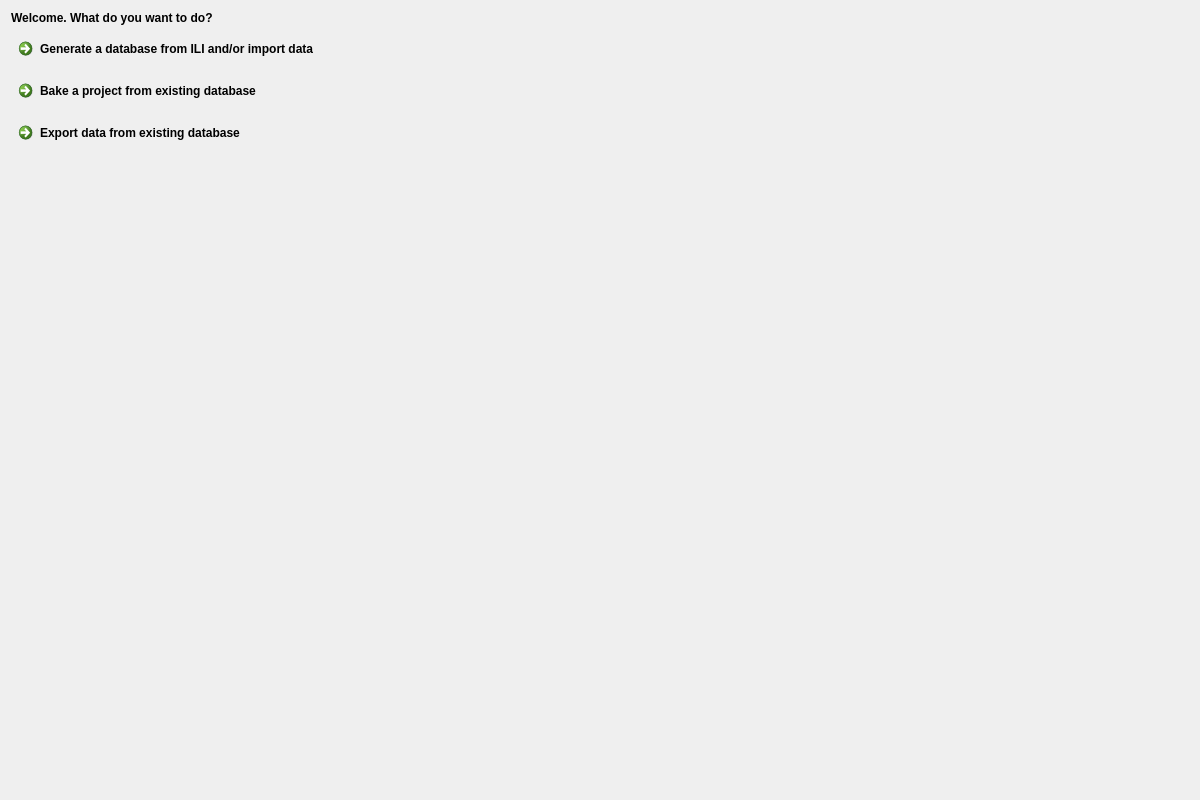
The window that QgisModelBaker/ui/wizard_intro.ui (opengisch/QgisModelBaker) describes before a commit, drawn with Qt 5.
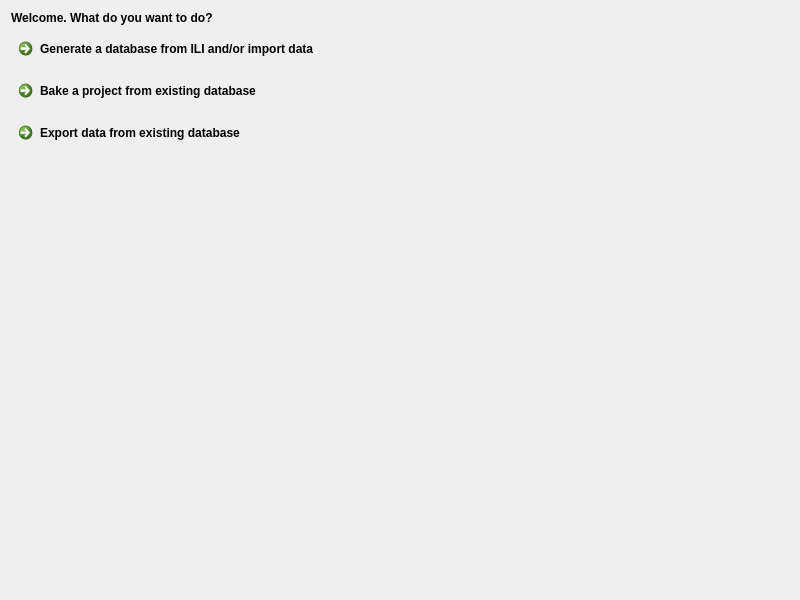
The same window after the commit.

The edit to the form file:
```diff
--- a/QgisModelBaker/ui/wizard_intro.ui
+++ b/QgisModelBaker/ui/wizard_intro.ui
@@ -6,8 +6,8 @@
    <rect>
     <x>0</x>
     <y>0</y>
-    <width>1200</width>
-    <height>800</height>
+    <width>800</width>
+    <height>600</height>
    </rect>
   </property>
   <property name="windowTitle">
```
